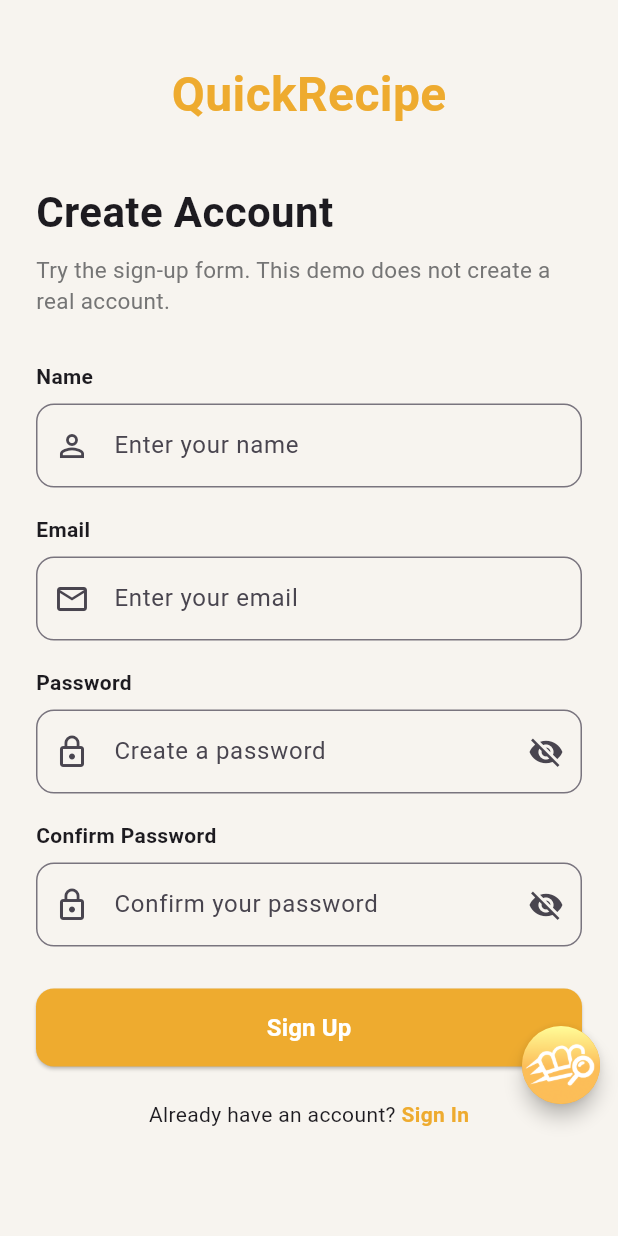
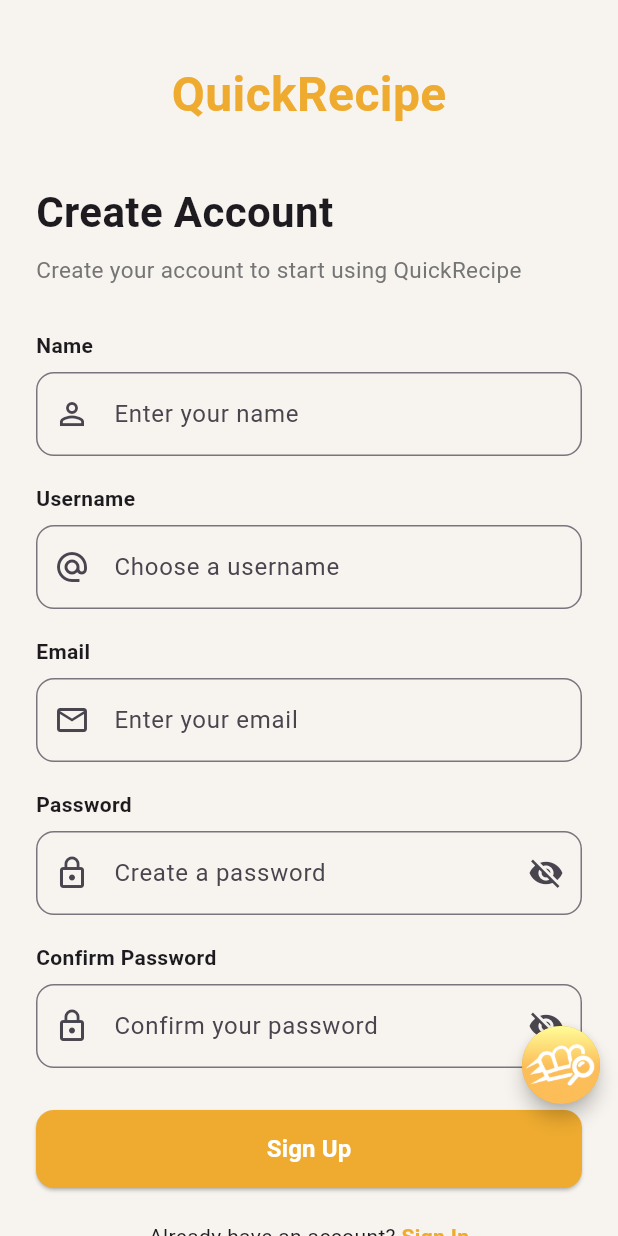
Before and after one commit to YasminAssyifa/QuickRecipe, a Flutter app: the SignupScreen screen opened directly, on a phone screen of 412 x 824 dp. Run offline on Flutter 3.47's test engine with Material 3 defaults, Android fonts, the phone set to English and light mode, and no system bars; our stand-ins replace cloud_firestore, firebase_auth, firebase_core, iconsax; accounts and stored records are empty; network calls fail.

Commit message:
feat(auth): add email or username sign-in with user and admin roles
- Replace demo sign-in with Firebase Email/Password accounts
- Sign up with name, username, email, and password; new accounts get the user role
- Sign in with either email or username via a usernames lookup
- Route admins to an empty admin screen and users to the main app
- Restrict profile creation and role changes in Firestore rules
- Update tests and README with demo accounts

```diff
--- a/lib/Provider/profile_provider.dart
+++ b/lib/Provider/profile_provider.dart
@@ -12,6 +12,7 @@ String accountError(Object error) {
         'This email already has an account. Please sign in.',
       'invalid-email' => 'Enter a valid email address.',
       'weak-password' => 'Use a stronger password with at least 6 characters.',
+      'username-taken' => 'This username is already taken.',
       'invalid-credential' ||
       'wrong-password' ||
       'user-not-found' => 'Email or password is incorrect.',
@@ -20,7 +21,7 @@ String accountError(Object error) {
       'too-many-requests' =>
         'Too many attempts. Please wait before trying again.',
       'operation-not-allowed' || 'configuration-not-found' =>
-        'Demo access is unavailable. Enable Anonymous sign-in in Firebase.',
+        'Sign-in is unavailable. Enable Email/Password sign-in in Firebase.',
       'permission-denied' =>
         'Your account cannot access this data. Check the Firestore rules.',
       'user-disabled' => 'This account has been disabled.',
@@ -37,6 +38,8 @@ class ProfileProvider extends ChangeNotifier {
       (account) {
         _account = account;
         _name = '';
+        _username = '';
+        _role = 'user';
         ready = false;
         initializing = false;
         if (!busy) unawaited(load());
@@ -52,6 +55,8 @@ class ProfileProvider extends ChangeNotifier {
   late final StreamSubscription<Account?> _subscription;
   Account? _account;
   String _name = '';
+  String _username = '';
+  String _role = 'user';
   bool initializing = true;
   bool busy = false;
   bool ready = false;
@@ -60,6 +65,9 @@ class ProfileProvider extends ChangeNotifier {
   String? error;
   String? get uid => _account?.uid;
   String get name => _name;
+  String get username => _username;
+  String get role => _role;
+  bool get isAdmin => _role == 'admin';
   String get email => _account?.email ?? '';
   void _notify() {
     if (!_disposed) notifyListeners();
@@ -82,7 +90,9 @@ class ProfileProvider extends ChangeNotifier {
           _account?.uid != account.uid) {
         return;
       }
-      _name = result;
+      _name = result.name;
+      _username = result.username;
+      _role = result.role;
       ready = true;
     } catch (failure) {
       if (generation == _generation && !_disposed) {
@@ -93,21 +103,31 @@ class ProfileProvider extends ChangeNotifier {
   }
 
   Future<bool> authenticate({
+    required String login,
+    required String password,
+  }) => _enter(() => _repository.signIn(login.trim(), password));
+
+  Future<bool> register({
+    required String name,
+    required String username,
     required String email,
     required String password,
-    String? name,
-  }) async {
+  }) => _enter(
+    () => _repository.signUp(
+      name: name,
+      username: username,
+      email: email,
+      password: password,
+    ),
+  );
+
+  Future<bool> _enter(Future<void> Function() request) async {
     if (busy) return false;
     busy = true;
     error = null;
     _notify();
     try {
-      if (name == null) {
-        await _repository.signIn(email.trim(), password);
-      } else {
-        await _repository.signUp(name.trim(), email.trim(), password);
-        return true;
-      }
+      await request();
       _account = _repository.current;
       await load();
       return uid != null;
@@ -154,6 +174,8 @@ class ProfileProvider extends ChangeNotifier {
       if (_account == null) {
         _generation++;
         _name = "";
+        _username = '';
+        _role = 'user';
         ready = false;
         error = null;
       }
--- a/lib/views/profile_screen.dart
+++ b/lib/views/profile_screen.dart
@@ -86,7 +86,12 @@ class _ProfileScreenState extends State<ProfileScreen> {
                 style: TextStyle(fontSize: 28, fontWeight: FontWeight.bold),
               ),
               const SizedBox(height: 8),
-              const Text('Demo profile for this app installation. Your data is stored online.'),
+              Text(
+                account.username.isEmpty
+                    ? 'Manage your account details.'
+                    : 'Signed in as @${account.username}',
+                style: TextStyle(fontSize: 15, color: Colors.grey.shade600),
+              ),
               const SizedBox(height: 28),
               TextFormField(
                 controller: _name,
@@ -114,7 +119,6 @@ class _ProfileScreenState extends State<ProfileScreen> {
                 onFieldSubmitted: (_) => _save(),
                 decoration: InputDecoration(
                   labelText: 'Email',
-                  hintText: 'Not required in demo mode',
                   border: OutlineInputBorder(
                     borderRadius: BorderRadius.circular(12),
                   ),
--- a/lib/views/signup_screen.dart
+++ b/lib/views/signup_screen.dart
@@ -1,6 +1,7 @@
 import 'package:provider/provider.dart';
 
 import '../Provider/profile_provider.dart';
+import '../services/account_repository.dart';
 
 import 'package:flutter/material.dart';
 import 'package:quick_recipe/Utils/constants.dart';
@@ -14,6 +15,7 @@ class SignupScreen extends StatefulWidget {
 
 class _SignupScreenState extends State<SignupScreen> {
   final TextEditingController nameController = TextEditingController();
+  final TextEditingController usernameController = TextEditingController();
   final TextEditingController emailController = TextEditingController();
   final TextEditingController passwordController = TextEditingController();
   final TextEditingController confirmPasswordController =
@@ -24,17 +26,15 @@ class _SignupScreenState extends State<SignupScreen> {
     final account = context.read<ProfileProvider>();
     if (account.busy || !_formKey.currentState!.validate()) return;
     FocusScope.of(context).unfocus();
-    final success = await account.authenticate(
+    final success = await account.register(
+      name: nameController.text,
+      username: usernameController.text,
       email: emailController.text,
       password: passwordController.text,
-      name: nameController.text,
     );
     if (!mounted) return;
     if (success) {
       Navigator.of(context).popUntil((route) => route.isFirst);
-      ScaffoldMessenger.of(context).showSnackBar(
-        const SnackBar(content: Text('Demo sign-up complete. Tap Sign In to continue. No real account was created.')),
-      );
     } else {
       ScaffoldMessenger.of(context).showSnackBar(
         SnackBar(content: Text(account.error ?? 'Please try again.')),
@@ -48,6 +48,7 @@ class _SignupScreenState extends State<SignupScreen> {
   @override
   void dispose() {
     nameController.dispose();
+    usernameController.dispose();
     emailController.dispose();
     passwordController.dispose();
     confirmPasswordController.dispose();
@@ -91,7 +92,7 @@ class _SignupScreenState extends State<SignupScreen> {
                 const SizedBox(height: 8),
 
                 Text(
-                  'Try the sign-up form. This demo does not create a real account.',
+                  'Create your account to start using QuickRecipe',
                   style: TextStyle(fontSize: 15, color: Colors.grey.shade600),
                 ),
 
@@ -117,6 +118,34 @@ class _SignupScreenState extends State<SignupScreen> {
                   decoration: InputDecoration(
                     hintText: 'Enter your name',
                     prefixIcon: const Icon(Icons.person_outline),
+                    border: OutlineInputBorder(
+                      borderRadius: BorderRadius.circular(12),
+                    ),
+                  ),
+                ),
+
+                const SizedBox(height: 18),
+
+                // Username
+                const Text(
+                  'Username',
+                  style: TextStyle(fontWeight: FontWeight.w600),
+                ),
+
+                const SizedBox(height: 8),
+
+                TextFormField(
+                  controller: usernameController,
+                  enabled: !account.busy,
+                  validator: (value) =>
+                      usernamePattern.hasMatch(normalizeUsername(value ?? ''))
+                      ? null
+                      : 'Use 3 to 20 letters, numbers, or underscores.',
+                  textInputAction: TextInputAction.next,
+                  autocorrect: false,
+                  decoration: InputDecoration(
+                    hintText: 'Choose a username',
+                    prefixIcon: const Icon(Icons.alternate_email),
                     border: OutlineInputBorder(
                       borderRadius: BorderRadius.circular(12),
                     ),
```
Also changed, not shown: lib/services/account_repository.dart (+96 -40 lines), lib/views/account_gate.dart (+6 -1 lines), lib/views/admin_main_screen.dart (added, +51 -0 lines), lib/views/signin_screen.dart (+14 -15 lines), 4 other files.
